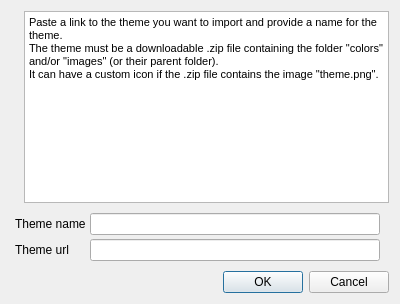
Above: ui/dialogimporturl.ui from DrLutzi/wakfu-theme-manager before the change. Below: the same form after it.
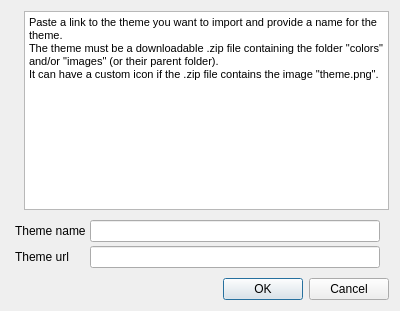
That is the form after the change. Icons and pictures are not drawn.

Diff of the .ui file:
```diff
--- a/ui/dialogimporturl.ui
+++ b/ui/dialogimporturl.ui
@@ -7,7 +7,7 @@
     <x>0</x>
     <y>0</y>
     <width>400</width>
-    <height>300</height>
+    <height>311</height>
    </rect>
   </property>
   <property name="windowTitle">
@@ -44,8 +44,8 @@
         <string>&lt;!DOCTYPE HTML PUBLIC &quot;-//W3C//DTD HTML 4.0//EN&quot; &quot;http://www.w3.org/TR/REC-html40/strict.dtd&quot;&gt;
 &lt;html&gt;&lt;head&gt;&lt;meta name=&quot;qrichtext&quot; content=&quot;1&quot; /&gt;&lt;style type=&quot;text/css&quot;&gt;
 p, li { white-space: pre-wrap; }
-&lt;/style&gt;&lt;/head&gt;&lt;body style=&quot; font-family:'MS Shell Dlg 2'; font-size:8.25pt; font-weight:400; font-style:normal;&quot;&gt;
-&lt;p style=&quot; margin-top:0px; margin-bottom:0px; margin-left:0px; margin-right:0px; -qt-block-indent:0; text-indent:0px;&quot;&gt;&lt;span style=&quot; font-size:8pt;&quot;&gt;Paste a link to the theme you want to import and provide a name for the theme.&lt;br /&gt;The theme must be a downloadable .zip file containing the folder &amp;quot;colors&amp;quot; and/or &amp;quot;images&amp;quot; (or their parent folder).&lt;br /&gt;It can have a custom icon if the .zip file contains the image &amp;quot;theme.png&amp;quot;.&lt;/span&gt;&lt;/p&gt;&lt;/body&gt;&lt;/html&gt;</string>
+&lt;/style&gt;&lt;/head&gt;&lt;body style=&quot; font-family:'Ubuntu'; font-size:11pt; font-weight:400; font-style:normal;&quot;&gt;
+&lt;p style=&quot; margin-top:0px; margin-bottom:0px; margin-left:0px; margin-right:0px; -qt-block-indent:0; text-indent:0px;&quot;&gt;&lt;span style=&quot; font-family:'MS Shell Dlg 2'; font-size:8pt;&quot;&gt;Paste a link to the theme you want to import and provide a name for the theme.&lt;br /&gt;The theme must be a downloadable .zip file containing the folder &amp;quot;colors&amp;quot; and/or &amp;quot;images&amp;quot; (or their parent folder).&lt;br /&gt;It can have a custom icon if the .zip file contains the image &amp;quot;theme.png&amp;quot;.&lt;/span&gt;&lt;/p&gt;&lt;/body&gt;&lt;/html&gt;</string>
        </property>
       </widget>
      </item>
```
Left out of the diff: 23 changed lines with no effect on the pictures.
